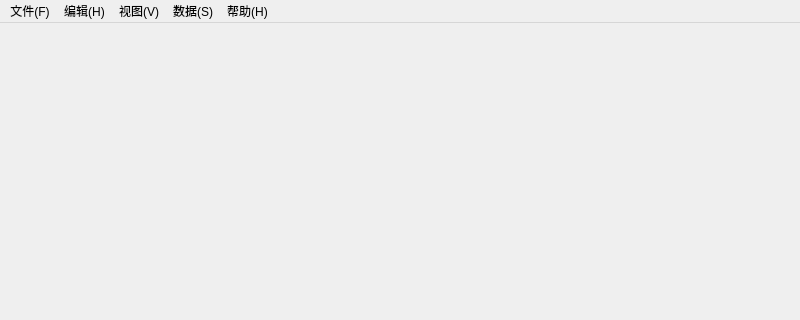
First picture: the form in mainwindow.ui, repository cf981378640/Fbur, before the edit; both pictures show x 0 to 800 and y 0 to 320 of the 800 by 600 pixel window.
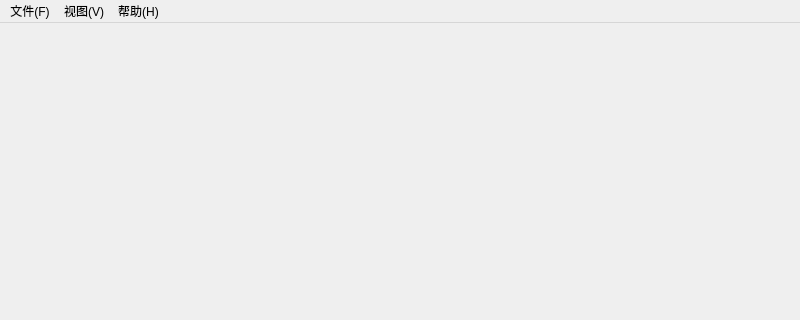
Second picture: the form after the edit. Icons and pictures are not drawn.

Commit message: 修正Aw

Diff of the .ui file:
```diff
--- a/mainwindow.ui
+++ b/mainwindow.ui
@@ -53,17 +53,6 @@
     <addaction name="separator"/>
     <addaction name="action_exit"/>
    </widget>
-   <widget class="QMenu" name="menu_3">
-    <property name="title">
-     <string>编辑(H)</string>
-    </property>
-   </widget>
-   <widget class="QMenu" name="menu_4">
-    <property name="title">
-     <string>数据(S)</string>
-    </property>
-    <addaction name="action_calculate"/>
-   </widget>
    <widget class="QMenu" name="menu_5">
     <property name="title">
      <string>视图(V)</string>
@@ -84,9 +73,7 @@
     <addaction name="action_drawHyCur"/>
    </widget>
    <addaction name="menu_2"/>
-   <addaction name="menu_3"/>
    <addaction name="menu_5"/>
-   <addaction name="menu_4"/>
    <addaction name="menu_help"/>
   </widget>
   <widget class="QStatusBar" name="statusBar"/>
```
The commit also changes 2 other files.
